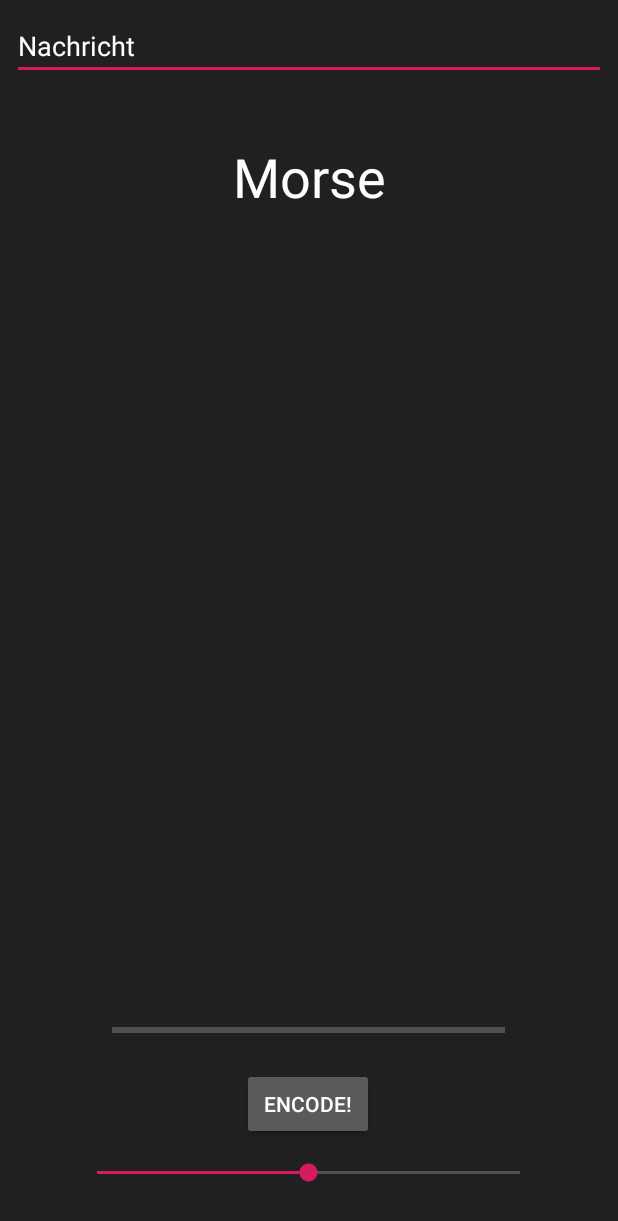
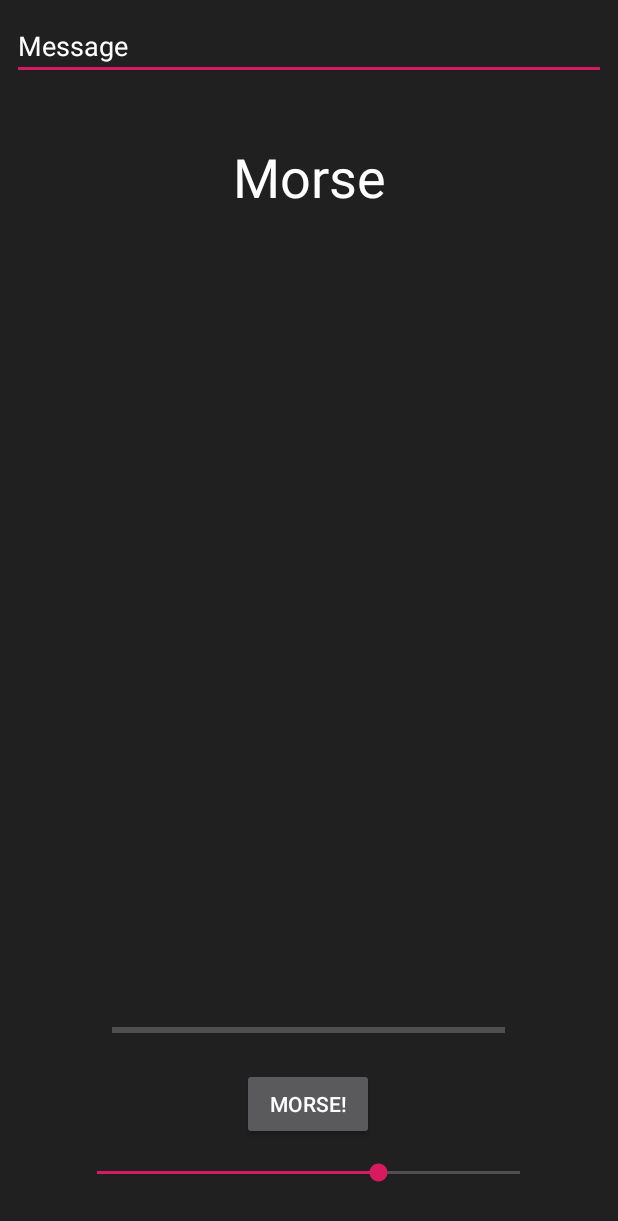
Before and after one commit to programminghoch10/Morse, an Android app: the screen it shows after launch (MainActivity), on a phone screen of 412 x 824 dp. Shown: the top 1221 px of the screen. Run offline under Robolectric (Android 15) with nearby library versions, the phone set to English and light mode, and no system bars.

Commit message:
added lower seekbar functionality
speed is now controllable using lower seekbar,
the default message is now "message"

```diff
--- a/app/src/main/res/layout/activity_main.xml
+++ b/app/src/main/res/layout/activity_main.xml
@@ -42,19 +42,19 @@
         android:layout_height="wrap_content"
         android:layout_marginBottom="8dp"
         android:onClick="encodebuttonclick"
-        android:text="Encode!"
-        app:layout_constraintBottom_toTopOf="@+id/seekBar"
+        android:text="Morse!"
+        app:layout_constraintBottom_toTopOf="@+id/speedbar"
         app:layout_constraintEnd_toEndOf="parent"
         app:layout_constraintHorizontal_bias="0.498"
         app:layout_constraintStart_toStartOf="parent" />
 
     <SeekBar
-        android:id="@+id/seekBar"
+        android:id="@+id/speedbar"
         android:layout_width="314dp"
         android:layout_height="28dp"
         android:layout_marginBottom="28dp"
-        android:max="10"
-        android:progress="5"
+        android:max="3"
+        android:progress="2"
         app:layout_constraintBottom_toBottomOf="parent"
         app:layout_constraintEnd_toEndOf="parent"
         app:layout_constraintHorizontal_bias="0.494"
@@ -94,4 +94,5 @@
         app:layout_constraintHorizontal_bias="0.5"
         app:layout_constraintStart_toStartOf="parent"
         app:layout_constraintTop_toBottomOf="@+id/currentmorseletter" />
+
 </android.support.constraint.ConstraintLayout>
--- a/app/src/main/res/values/strings.xml
+++ b/app/src/main/res/values/strings.xml
@@ -1,4 +1,4 @@
 <resources>
     <string name="app_name">Morse</string>
-    <string name="defaultText">Nachricht</string>
+    <string name="defaultText">Message</string>
 </resources>
```
Also changed, not shown: app/src/main/java/com/jj/morse/MainActivity.java (+26 -1 lines).
